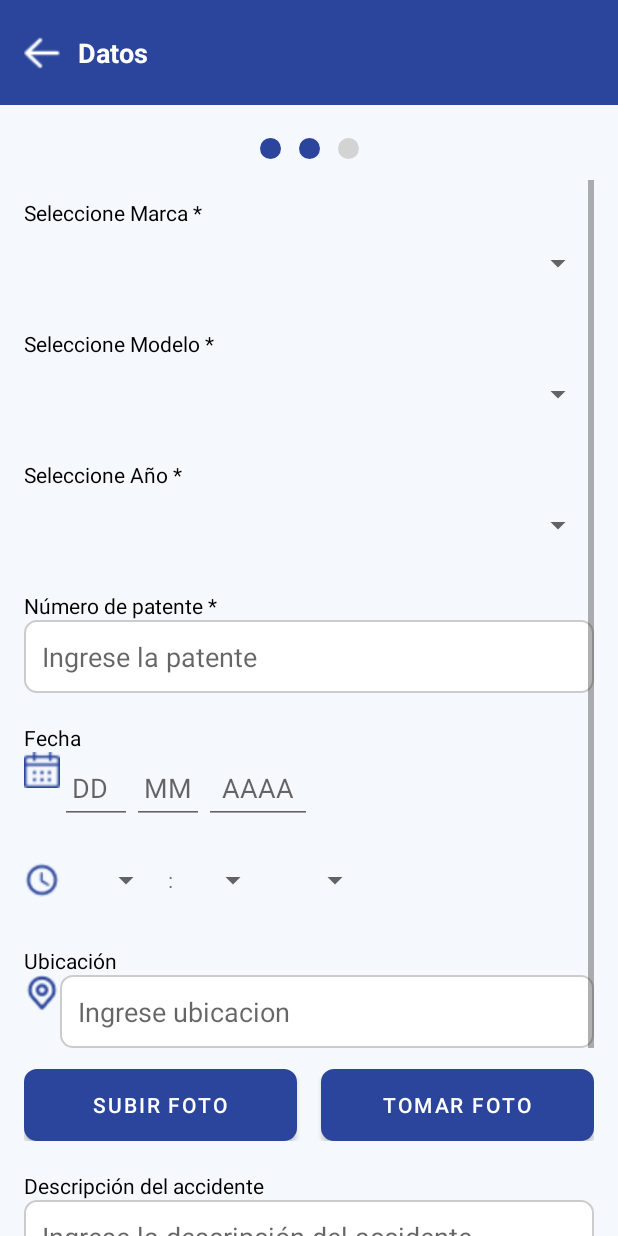
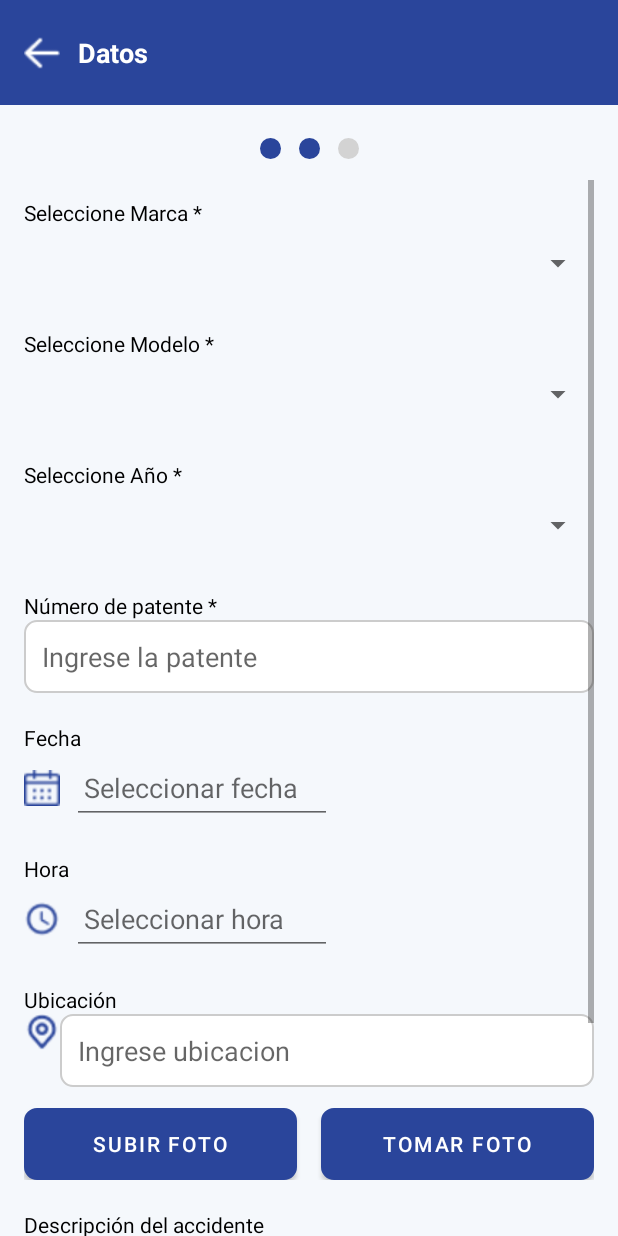
Before and after one commit to GianellaVelasco/SeguroSelers, an Android app: the layout activity_datosaccidente.xml on its own in the app's theme, with its tools: preview values and no code run, on a phone screen of 412 x 824 dp. Run offline under Robolectric (Android 15) with nearby library versions, the phone set to English and light mode, and no system bars.

Commit message:
Actualización del codigo: modifique la fecha y hora usando datepicker y timepicker

```diff
--- a/app/src/main/res/layout/activity_datosaccidente.xml
+++ b/app/src/main/res/layout/activity_datosaccidente.xml
@@ -105,74 +105,55 @@
                 android:hint="Ingrese la patente"/>
 
             <!-- Fecha -->
-            <TextView android:text="Fecha" style="@style/LabelStyle"/>
+            <TextView android:text="Fecha" style="@style/LabelStyle" />
+
             <LinearLayout
                 android:orientation="horizontal"
                 android:layout_width="wrap_content"
                 android:layout_height="wrap_content"
-                android:layout_marginBottom="8dp">
+                android:layout_marginBottom="8dp"
+                android:gravity="center_vertical">
 
                 <ImageView
                     android:layout_width="24dp"
                     android:layout_height="24dp"
                     android:src="@drawable/ifecha"
-                    android:contentDescription="Icono calendario"/>
+                    android:contentDescription="Icono calendario" />
 
                 <EditText
-                    android:id="@+id/editDia"
+                    android:id="@+id/editFecha"
                     style="@style/SmallInputStyle"
-                    android:inputType="number"
-                    android:hint="DD"/>
-
-                <EditText
-                    android:id="@+id/editMes"
-                    style="@style/SmallInputStyle"
-                    android:inputType="number"
-                    android:hint="MM"/>
-
-                <EditText
-                    android:id="@+id/editAnio"
-                    style="@style/YearInputStyle"
-                    android:inputType="number"
-                    android:hint="AAAA"/>
-
+                    android:layout_width="173dp"
+                    android:layout_marginStart="8dp"
+                    android:focusable="false"
+                    android:hint="Seleccionar fecha" />
             </LinearLayout>
 
             <!-- Hora -->
+            <TextView android:text="Hora" style="@style/LabelStyle" />
+
             <LinearLayout
                 android:orientation="horizontal"
                 android:layout_width="wrap_content"
                 android:layout_height="wrap_content"
                 android:layout_marginBottom="8dp"
-                android:layout_marginTop="5dp"
                 android:gravity="center_vertical">
 
                 <ImageView
                     android:layout_width="24dp"
                     android:layout_height="24dp"
                     android:src="@drawable/ihora"
-                    android:layout_marginEnd="8dp"
-                    android:contentDescription="Icono reloj"/>
+                    android:contentDescription="Icono reloj" />
 
-                <Spinner
-                    android:id="@+id/spinnerHora"
-                    style="@style/TimeSpinnerStyle" />
+                <EditText
+                    android:id="@+id/editHora"
+                    style="@style/SmallInputStyle"
+                    android:layout_width="173dp"
+                    android:layout_marginStart="8dp"
+                    android:focusable="false"
+                    android:hint="Seleccionar hora" />
+            </LinearLayout>
 
-                <TextView
-                    android:layout_width="wrap_content"
-                    android:layout_height="wrap_content"
-                    android:text=":"
-                    android:layout_marginHorizontal="4dp"/>
-
-                <Spinner
-                    android:id="@+id/spinnerMinuto"
-                    style="@style/TimeSpinnerStyle" />
-
-                <Spinner
-                    android:id="@+id/spinnerAmPm"
-                    style="@style/TimeSpinnerStyle"
-                    android:layout_marginStart="8dp"/>
-            </LinearLayout>
 
             <!-- Ubicación -->
             <TextView android:text="Ubicación" style="@style/LabelStyle"/>
```
Also changed, not shown: app/src/main/java/com/example/selersmobile/AccidenteDatosActivity.kt (+69 -75 lines).
